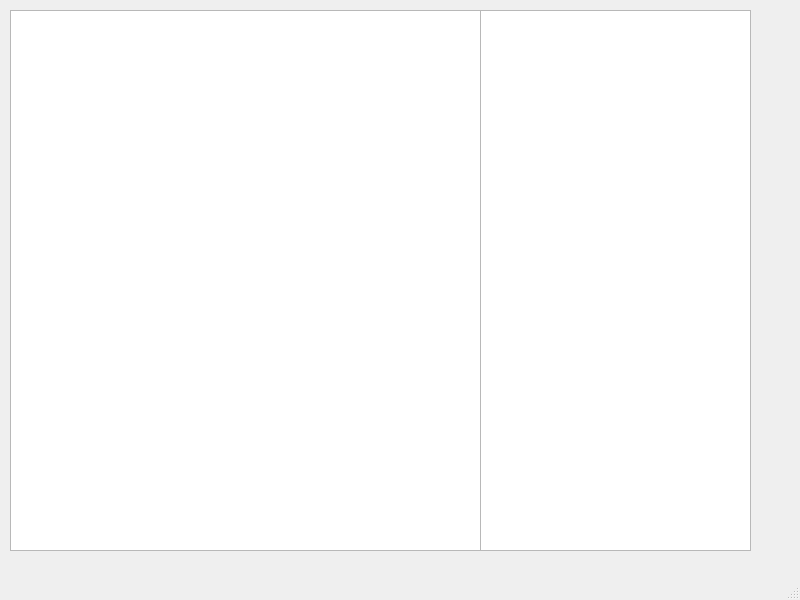
First picture: the form in mainwindow.ui, repository vlad-avr/oop_lab3, before the edit.
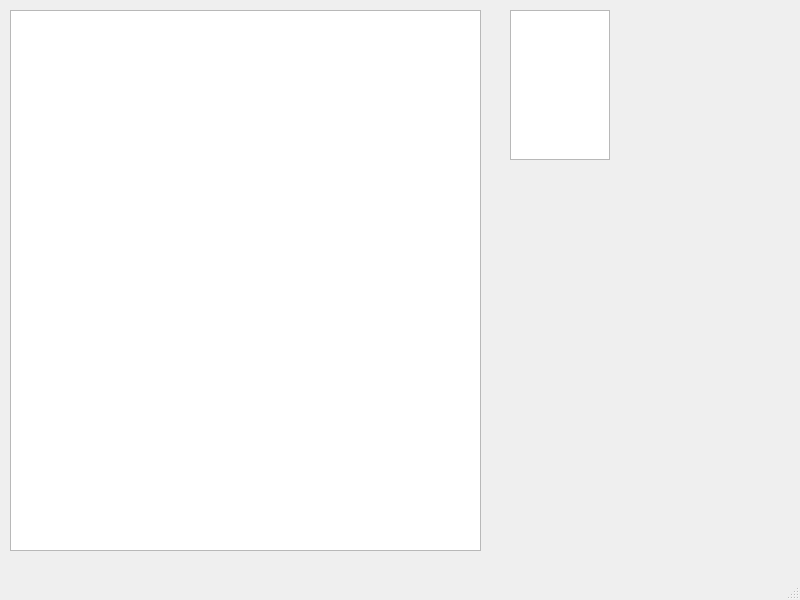
Second picture: the form after the edit.

Commit message:
added list if hints
lots of bugs, sometimes crashes, trying to fix

The edit to the form file:
```diff
--- a/mainwindow.ui
+++ b/mainwindow.ui
@@ -24,13 +24,13 @@
      </rect>
     </property>
    </widget>
-   <widget class="QTextEdit" name="word_hints">
+   <widget class="QListWidget" name="hint_list">
     <property name="geometry">
      <rect>
-      <x>480</x>
+      <x>510</x>
       <y>10</y>
-      <width>271</width>
-      <height>541</height>
+      <width>100</width>
+      <height>150</height>
      </rect>
     </property>
    </widget>
```
The commit also changes 3 other files.
